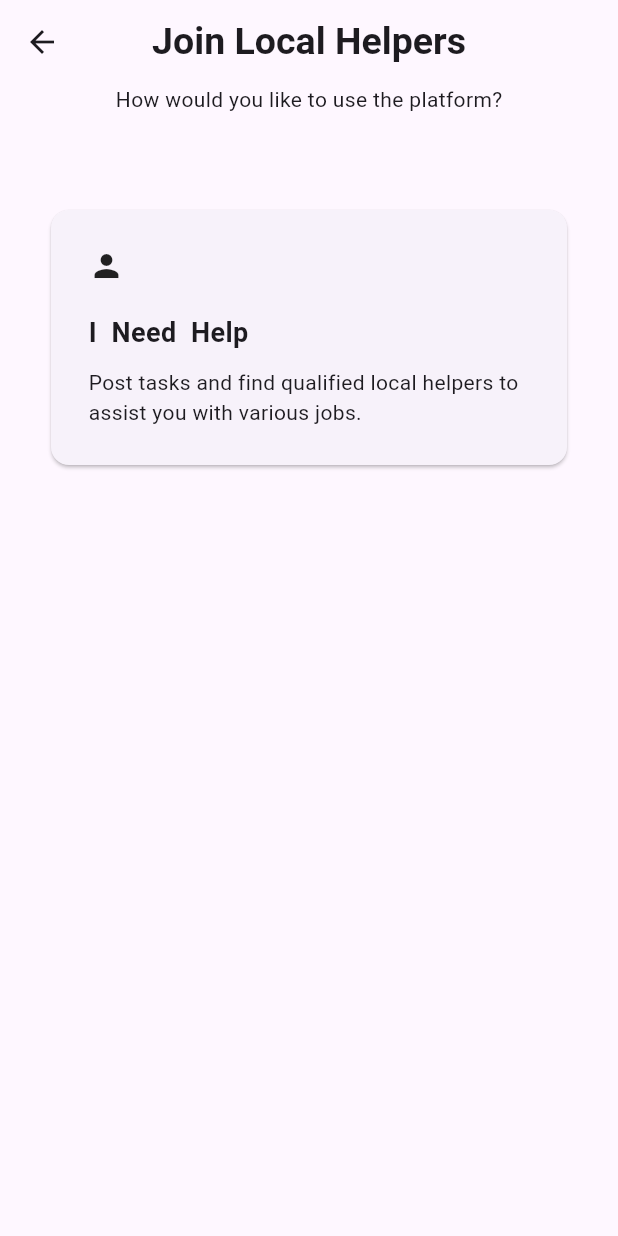
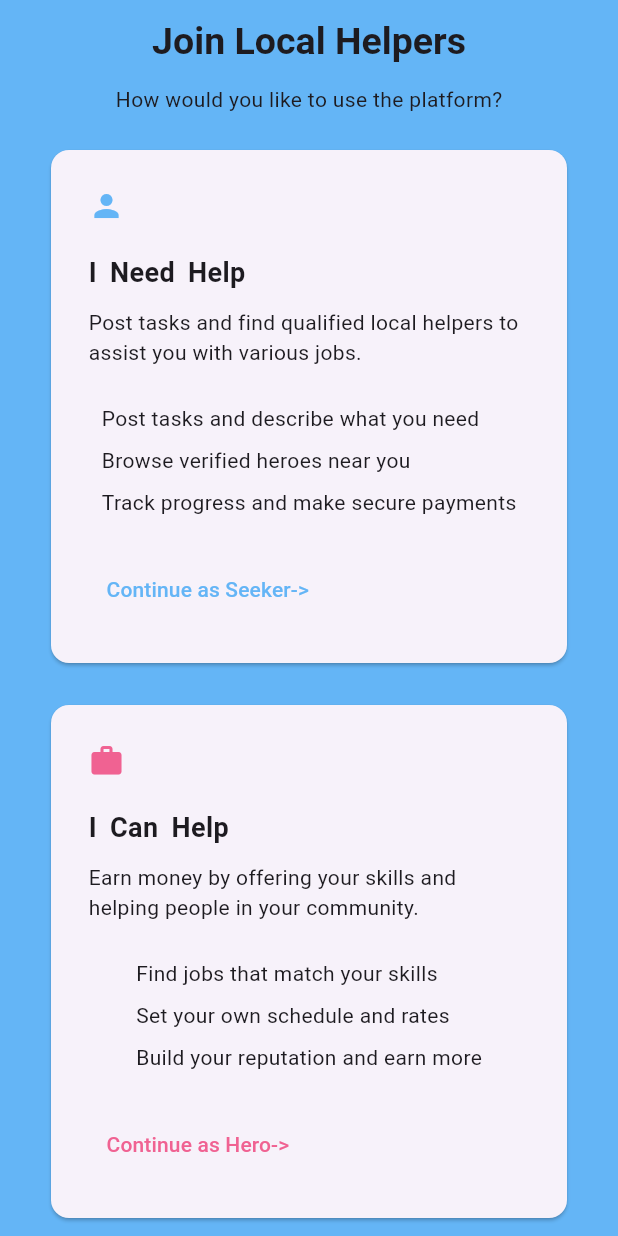
Before and after one commit to Wlszn/localheroes, a Flutter app: the Rolescreen screen opened directly, on a phone screen of 412 x 824 dp. Run offline on Flutter 3.47's test engine with Material 3 defaults, Android fonts, the phone set to English and light mode, and no system bars; our stand-ins replace cloud_firestore, firebase_auth, firebase_core, splashscreen; accounts and stored records are empty; network calls fail.

Commit message:
Created the role selection page
Created the role selection page need to finish the route so it goes to either the seeker login or hero login

```diff
--- a/lib/Screens/role_screen.dart
+++ b/lib/Screens/role_screen.dart
@@ -1,41 +1,90 @@
 import 'package:flutter/material.dart';
+import 'register_screen.dart';
 
 class Rolescreen extends StatelessWidget {
   const Rolescreen({super.key});
 
   @override
   Widget build(BuildContext context) {
-    return Scaffold(
+    return Scaffold(backgroundColor: Colors.blue[300],
       appBar: AppBar(
         title: Text(
           'Join Local Helpers',
           style: TextStyle(fontWeight: FontWeight.bold, fontSize: 25),
         ),
         centerTitle: true,
+        backgroundColor: Colors.blue[300],
       ),
       body: Column(
         children: [
           Center(child: Text('How would you like to use the platform?')),
-          SizedBox(height: 30),
+          SizedBox(height: 20),
           Padding(
-            padding: EdgeInsets.all(30),
-            child: Card(
+            padding: EdgeInsetsDirectional.symmetric(horizontal: 30),
+            child:    Card(
               child: Padding(
                 padding: EdgeInsets.all(25),
                 child: Column(
                   children: [
                     Row( children: [
-                          Icon(Icons.person)
+                          Icon(Icons.person, color: Colors.blue[300],)
                     ]
                     ),
                     SizedBox(height: 20,),
                     Row(
                       children: [
-                      Text('I Need Help', style: TextStyle(fontWeight: FontWeight.bold, fontSize: 18, wordSpacing: 5),),
+                      Text('I Need Help', style: TextStyle(fontWeight: FontWeight.bold, fontSize: 18, wordSpacing: 4),),
                     ]),
                     SizedBox(height: 10,),
                     Text('Post tasks and find qualified local helpers to assist you with various jobs.' ,softWrap: true, ),
-
+                    SizedBox(height: 20,),
+                    Text('Post tasks and describe what you need \n'
+                        'Browse verified heroes near you \n'
+                        'Track progress and make secure payments',style:  TextStyle(height: 2), ),
+                    SizedBox(height: 20,),
+                    Row(
+                      children: [
+                        TextButton(onPressed: () {
+                          Navigator.push(context, MaterialPageRoute(builder: (context) => Registerscreen()));
+                        }, child: Text('Continue as Seeker->', style: TextStyle(color: Colors.blue[300]),))
+                      ],
+                    )
+                  ],
+                ),
+              ),
+            ),
+          ),
+          SizedBox(height: 20,),
+          Padding(
+            padding: EdgeInsetsDirectional.symmetric(horizontal: 30),
+            child:    Card(
+              child: Padding(
+                padding: EdgeInsets.all(25),
+                child: Column(
+                  children: [
+                    Row( children: [
+                      Icon(Icons.work, color: Colors.pink[300],)
+                    ]
+                    ),
+                    SizedBox(height: 20,),
+                    Row(
+                        children: [
+                          Text('I Can Help', style: TextStyle(fontWeight: FontWeight.bold, fontSize: 18, wordSpacing: 4),),
+                        ]),
+                    SizedBox(height: 10,),
+                    Text('Earn money by offering your skills and helping people in your community.' ,softWrap: true, ),
+                    SizedBox(height: 20,),
+                    Text('Find jobs that match your skills \n'
+                        'Set your own schedule and rates \n'
+                        'Build your reputation and earn more',style:  TextStyle(height: 2), ),
+                    SizedBox(height: 20,),
+                    Row(
+                      children: [
+                        TextButton(onPressed: () {
+                          Navigator.push(context, MaterialPageRoute(builder: (context) => Registerscreen()));
+                        }, child: Text('Continue as Hero->', style: TextStyle(color: Colors.pink[300]),))
+                      ],
+                    )
                   ],
                 ),
               ),
--- a/lib/Screens/splashscreen.dart
+++ b/lib/Screens/splashscreen.dart
@@ -3,6 +3,7 @@ import 'package:splashscreen/splashscreen.dart';
 import 'main_screen.dart';
 import 'role_screen.dart';
 import 'register_screen.dart';
+import 'login_screen.dart';
 //Code for Splash screen
 
 class Splashscreen extends StatefulWidget {
@@ -18,7 +19,7 @@ class _SplashscreenState extends State<Splashscreen> {
     return Center(
       child: SplashScreen(
         seconds: 5,
-        navigateAfterSeconds: Registerscreen(),
+        navigateAfterSeconds: Rolescreen(),
         title: Text(''),
         backgroundColor: Colors.blueAccent,
         image: Image.asset('assets/logo.png'),
```
Also changed, not shown: lib/Screens/login_screen.dart (+76 -0 lines).
